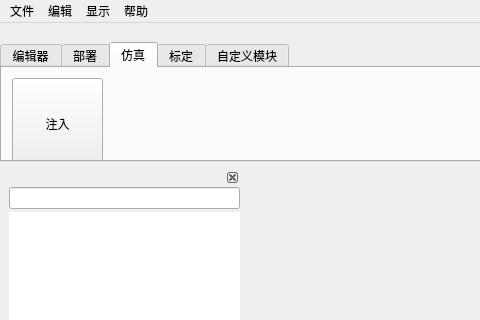
First picture: the form in dialogs/mainwindow.ui, repository L-Net-1992/ADAS_AD_Developer, before the edit; both pictures show x 0 to 480 and y 0 to 320 of the 1280 by 800 pixel window.
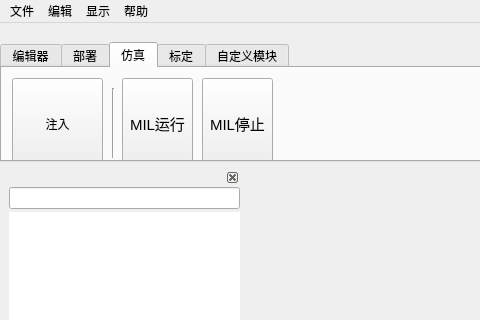
Second picture: the form after the edit. The open tabs and pages were chosen to show the change. Icons and pictures are not drawn. Custom widgets are drawn as their Qt base class.

```diff
--- a/dialogs/mainwindow.ui
+++ b/dialogs/mainwindow.ui
@@ -1118,6 +1118,93 @@
           <enum>Qt::ToolButtonTextUnderIcon</enum>
          </property>
         </widget>
+        <widget class="QToolButton" name="tb_run_2">
+         <property name="geometry">
+          <rect>
+           <x>120</x>
+           <y>10</y>
+           <width>71</width>
+           <height>91</height>
+          </rect>
+         </property>
+         <property name="font">
+          <font>
+           <pointsize>11</pointsize>
+          </font>
+         </property>
+         <property name="focusPolicy">
+          <enum>Qt::NoFocus</enum>
+         </property>
+         <property name="text">
+          <string>MIL运行</string>
+         </property>
+         <property name="icon">
+          <iconset resource="../image.qrc">
+           <normaloff>:/res/Run_24.png</normaloff>:/res/Run_24.png</iconset>
+         </property>
+         <property name="iconSize">
+          <size>
+           <width>24</width>
+           <height>24</height>
+          </size>
+         </property>
+         <property name="toolButtonStyle">
+          <enum>Qt::ToolButtonTextUnderIcon</enum>
+         </property>
+        </widget>
+        <widget class="QToolButton" name="tb_stop_2">
+         <property name="geometry">
+          <rect>
+           <x>200</x>
+           <y>10</y>
+           <width>71</width>
+           <height>91</height>
+          </rect>
+         </property>
+         <property name="font">
+          <font>
+           <pointsize>11</pointsize>
+          </font>
+         </property>
+         <property name="focusPolicy">
+          <enum>Qt::NoFocus</enum>
+         </property>
+         <property name="text">
+          <string>MIL停止</string>
+         </property>
+         <property name="icon">
+          <iconset resource="../image.qrc">
+           <normaloff>:/res/stop.png</normaloff>:/res/stop.png</iconset>
+         </property>
+         <property name="iconSize">
+          <size>
+           <width>24</width>
+           <height>24</height>
+          </size>
+         </property>
+         <property name="toolButtonStyle">
+          <enum>Qt::ToolButtonTextUnderIcon</enum>
+         </property>
+        </widget>
+        <widget class="Line" name="line_6">
+         <property name="enabled">
+          <bool>true</bool>
+         </property>
+         <property name="geometry">
+          <rect>
+           <x>110</x>
+           <y>20</y>
+           <width>3</width>
+           <height>70</height>
+          </rect>
+         </property>
+         <property name="font">
+          <font/>
+         </property>
+         <property name="orientation">
+          <enum>Qt::Vertical</enum>
+         </property>
+        </widget>
        </widget>
        <widget class="QWidget" name="tab_3">
         <property name="font">
```
Left out of the diff: 2 changed lines with no effect on the pictures.
